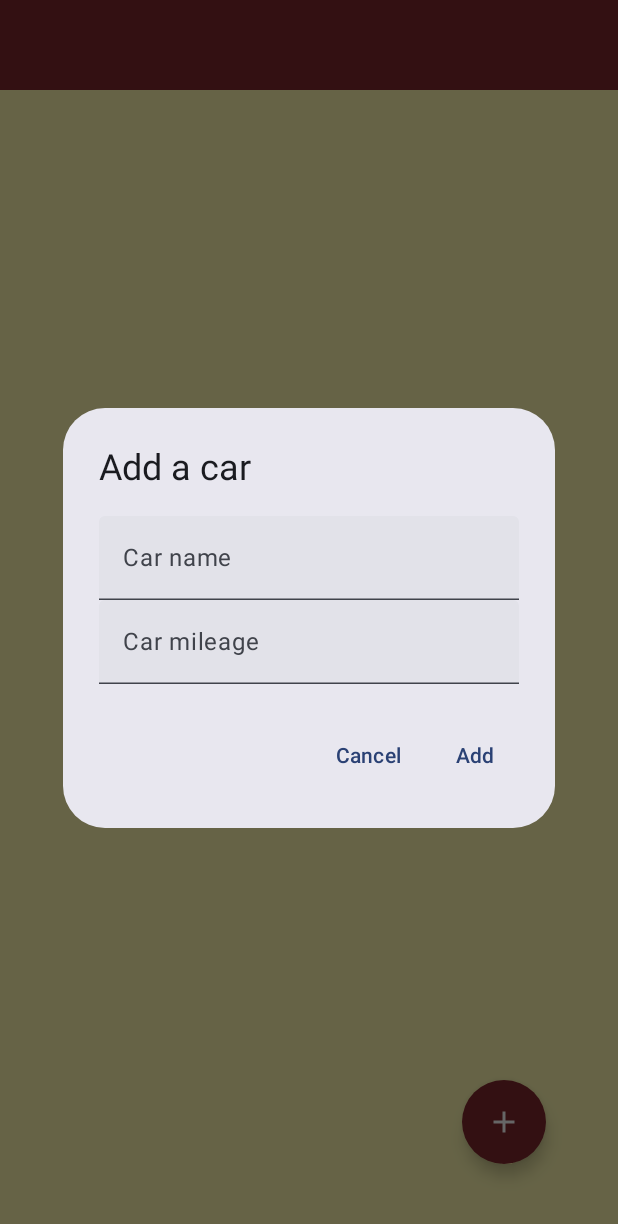
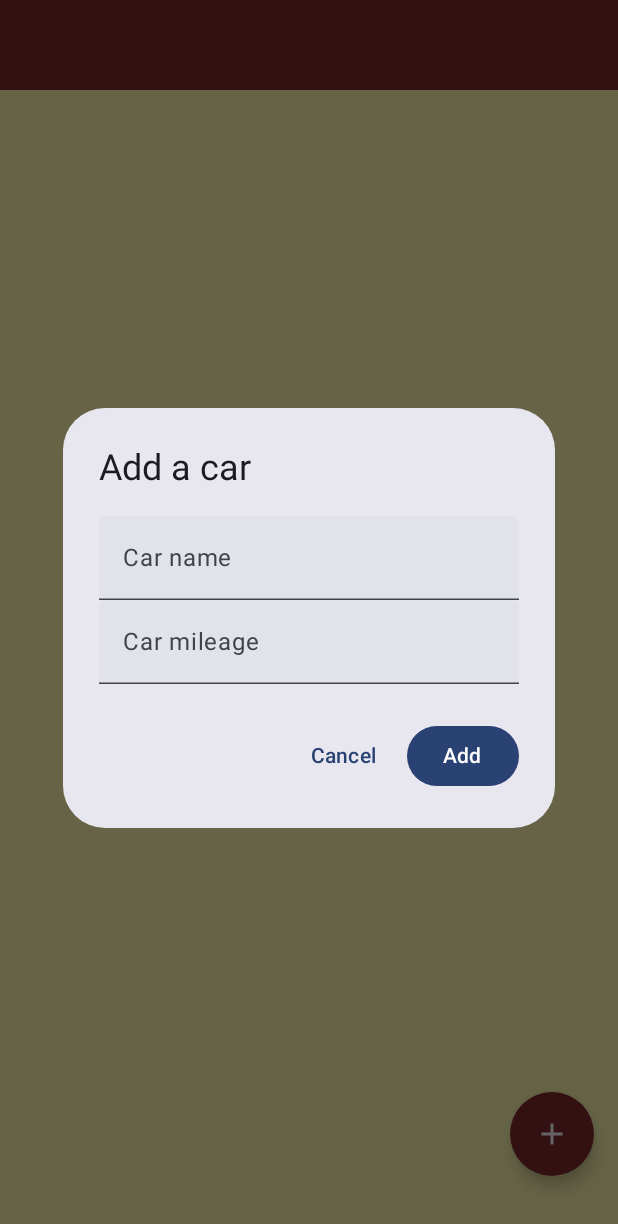
Before and after one commit to DonChenn/PurinCar, an Android app built with Jetpack Compose: the screen it shows after launch (MainActivity), after a tap on "Add a car", on a phone screen of 412 x 824 dp. Shown: the top 1224 px of the screen. Run offline under Robolectric (Android 15) with nearby library versions, the phone set to English and light mode, and no system bars; our stand-ins replace Navigation 3, Room's generated code.

Commit message:
UI changes

```diff
--- a/app/src/main/java/com/example/purincar/screens/CarSelectionScreen.kt
+++ b/app/src/main/java/com/example/purincar/screens/CarSelectionScreen.kt
@@ -12,6 +12,7 @@ import androidx.compose.foundation.shape.CircleShape
 import androidx.compose.material.icons.Icons
 import androidx.compose.material.icons.filled.Add
 import androidx.compose.material3.AlertDialog
+import androidx.compose.material3.Button
 import androidx.compose.material3.ExperimentalMaterial3Api
 import androidx.compose.material3.FloatingActionButton
 import androidx.compose.material3.Icon
@@ -88,7 +89,7 @@ fun CarSelectionScreen(
     Box(
         modifier = Modifier
             .fillMaxSize()
-            .padding(48.dp)
+            .padding(16.dp, 16.dp, 16.dp, 40.dp)
     ) {
         FloatingActionButton(
             onClick = { showDialog = true },
@@ -126,7 +127,7 @@ fun CarSelectionScreen(
                 }
             },
             confirmButton = {
-                TextButton(
+                Button(
                     onClick = {
                         if (newCarInput.isNotBlank() && carMileage.isNotBlank()) {
                             val car = CarDetails(name = newCarInput, currentMileage = carMileage.toInt())
@@ -136,7 +137,7 @@ fun CarSelectionScreen(
                         }
                     }
                 ) {
-                    Text("Add")
+                    Text("Add", color = Color.White)
                 }
             },
             dismissButton = {
--- a/app/src/main/java/com/example/purincar/screens/ServiceHistoryScreen.kt
+++ b/app/src/main/java/com/example/purincar/screens/ServiceHistoryScreen.kt
@@ -4,6 +4,7 @@ import androidx.compose.foundation.background
 import androidx.compose.foundation.layout.*
 import androidx.compose.foundation.lazy.LazyColumn
 import androidx.compose.foundation.lazy.items
+import androidx.compose.foundation.shape.CircleShape
 import androidx.compose.foundation.text.KeyboardOptions
 import androidx.compose.material.icons.Icons
 import androidx.compose.material.icons.filled.Add
@@ -32,7 +33,8 @@ fun ServiceHistoryScreen(
         floatingActionButton = {
             FloatingActionButton(
                 onClick = { showAddDialog = true },
-                containerColor = PurinBrown
+                containerColor = PurinBrown,
+                shape = CircleShape
             ) {
                 Icon(Icons.Default.Add, contentDescription = "Add Record", tint = Color.White)
             }
@@ -42,7 +44,6 @@ fun ServiceHistoryScreen(
             modifier = Modifier
                 .fillMaxSize()
                 .background(PurinYellow)
-                .padding(padding)
                 .padding(16.dp)
         ) {
             Text(
@@ -117,7 +118,6 @@ fun ServiceHistoryScreen(
                             showAddDialog = false
                         }
                     },
-                    colors = ButtonDefaults.buttonColors(containerColor = PurinBrown)
                 ) {
                     Text("Save", color = Color.White)
                 }
```
Also changed, not shown: app/src/main/java/com/example/purincar/viewmodels/CarDetailViewModel.kt (+16 -16 lines).
